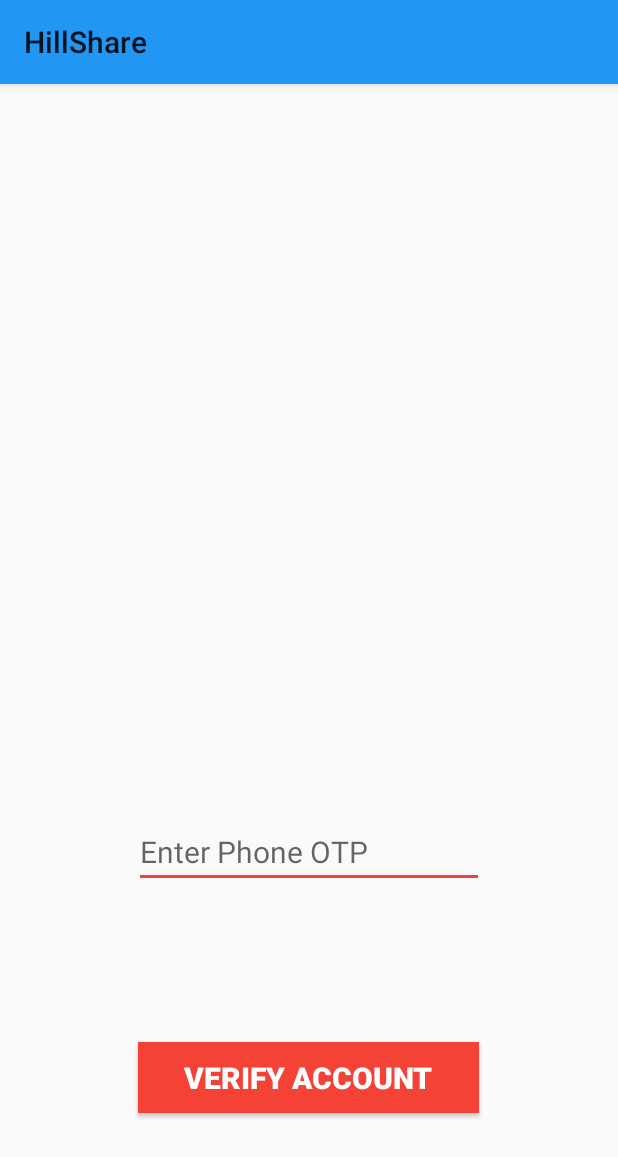
After one commit to D-Hallock223/RiderApp, an Android app: the OTPActivity screen opened directly, with no data from a screen before it, on a phone screen of 412 x 824 dp. The commit adds this screen. Shown: the top 1157 px of the screen. Run offline under Robolectric (Android 15) with nearby library versions, the phone set to English and light mode, and no system bars; our stand-ins replace Firebase (no records; nobody signed in at launch, a user with empty details on screens opened directly).

Commit message:
Mobile Number OTP Functionality Added

```diff
--- a/app/src/main/java/com/example/xhaxs/rider/Activity/LoginActivity.java
+++ b/app/src/main/java/com/example/xhaxs/rider/Activity/LoginActivity.java
@@ -79,7 +79,7 @@ public class LoginActivity extends AppCompatActivity {
 
                             if (task.isSuccessful()) {
 
-                                Intent sendtomain = new Intent(LoginActivity.this, SearchRideActivity.class);
+                                Intent sendtomain = new Intent(LoginActivity.this, ProfileDetailsActivity.class);
                                 startActivity(sendtomain);
                                 finish();
                             } else {
@@ -161,7 +161,7 @@ public class LoginActivity extends AppCompatActivity {
                             // Log.d(TAG, "signInWithCredential:success");
                             // FirebaseUser user = mAuth.getCurrentUser();
                             //updateUI(user);
-                            Intent sendtomain = new Intent(LoginActivity.this, SearchRideActivity.class);
+                            Intent sendtomain = new Intent(LoginActivity.this, ProfileDetailsActivity.class);
                             startActivity(sendtomain);
                             loginprogressbar.setVisibility(View.INVISIBLE);
                             finish();
--- a/app/src/main/java/com/example/xhaxs/rider/Activity/MainActivity.java
+++ b/app/src/main/java/com/example/xhaxs/rider/Activity/MainActivity.java
@@ -16,7 +16,6 @@ public class MainActivity extends AppCompatActivity {
 
     private Toolbar maintoolbar;
     private FirebaseAuth mAuth;
-
     @Override
     protected void onCreate(Bundle savedInstanceState) {
         super.onCreate(savedInstanceState);
--- /dev/null
+++ b/app/src/main/java/com/example/xhaxs/rider/Activity/OTPActivity.java
@@ -0,0 +1,143 @@
+package com.example.xhaxs.rider.Activity;
+
+import android.content.Intent;
+import android.support.annotation.NonNull;
+import android.support.v7.app.AppCompatActivity;
+import android.os.Bundle;
+import android.util.Log;
+import android.view.View;
+import android.widget.EditText;
+import android.widget.ProgressBar;
+import android.widget.Toast;
+
+import com.example.xhaxs.rider.R;
+import com.google.android.gms.tasks.OnCompleteListener;
+import com.google.android.gms.tasks.Task;
+import com.google.android.gms.tasks.TaskExecutors;
+import com.google.firebase.FirebaseException;
+import com.google.firebase.FirebaseTooManyRequestsException;
+import com.google.firebase.auth.AuthResult;
+import com.google.firebase.auth.FirebaseAuth;
+import com.google.firebase.auth.FirebaseAuthInvalidCredentialsException;
+import com.google.firebase.auth.FirebaseUser;
+import com.google.firebase.auth.PhoneAuthCredential;
+import com.google.firebase.auth.PhoneAuthProvider;
+
+import java.util.concurrent.TimeUnit;
+
+public class OTPActivity extends AppCompatActivity {
+    private static final String TAG = "Phone Authentication ";
+    private String verificationid;
+    private FirebaseAuth mAuth;
+    private ProgressBar verifyProgressBar;
+    private EditText editText;
+
+    @Override
+    protected void onCreate(Bundle savedInstanceState) {
+        super.onCreate(savedInstanceState);
+        setContentView(R.layout.activity_otp);
+        mAuth = FirebaseAuth.getInstance();
+        verifyProgressBar = findViewById(R.id.verifyProgressBar);
+        editText = findViewById(R.id.editTextCode);
+
+        String phonenumber = getIntent().getStringExtra("phonenumber");
+        sendVerificationCode(phonenumber);
+
+        findViewById(R.id.buttonVerify).setOnClickListener(new View.OnClickListener() {
+            @Override
+            public void onClick(View v) {
+
+                String code = editText.getText().toString().trim();
+
+                if ((code.isEmpty() || code.length() < 6)){
+
+                    editText.setError("Enter valid code...");
+                    editText.requestFocus();
+                    return;
+                }
+                verifyCode(code);
+            }
+        });
+    }
+    private void verifyCode(String code){
+        PhoneAuthCredential credential = PhoneAuthProvider.getCredential(verificationid, code);
+        signInWithCredential(credential);
+    }
+
+    private void signInWithCredential(PhoneAuthCredential credential) {
+        mAuth.signInWithCredential(credential)
+                .addOnCompleteListener(new OnCompleteListener<AuthResult>() {
+                    @Override
+                    public void onComplete(@NonNull Task<AuthResult> task) {
+                        if (task.isSuccessful()) {
+                            verifyProgressBar.setVisibility(View.INVISIBLE);
+                            Intent intent = new Intent(OTPActivity.this, SearchRideActivity.class);
+                            intent.setFlags(Intent.FLAG_ACTIVITY_NEW_TASK | Intent.FLAG_ACTIVITY_CLEAR_TASK);
+                            startActivity(intent);
+                        } else {
+                            if (task.getException() instanceof FirebaseAuthInvalidCredentialsException) {
+                                Toast.makeText(OTPActivity.this, "Verification Code Invalid",
+                                        Toast.LENGTH_LONG).show();
+                            }else {
+                                Toast.makeText(OTPActivity.this, task.getException().getMessage(),
+                                        Toast.LENGTH_LONG).show();
+                            }
+                        }
+                    }
+                });
+    }
+
+    private void sendVerificationCode(String number){
+
+        PhoneAuthProvider.getInstance().verifyPhoneNumber(
+                number,
+                120,
+                TimeUnit.SECONDS,
+                this,
+                mCallBack
+        );
+    }
+
+    private PhoneAuthProvider.OnVerificationStateChangedCallbacks
+            mCallBack = new PhoneAuthProvider.OnVerificationStateChangedCallbacks() {
+
+        @Override
+        public void onCodeSent(String verificationId, PhoneAuthProvider.ForceResendingToken forceResendingToken)
+        {
+            super.onCodeSent(verificationId, forceResendingToken);
+            verificationid = verificationId;
+            Log.d(TAG, "onCodeSent:" + verificationId);
+        }
+
+        @Override
+        public void onVerificationCompleted(PhoneAuthCredential phoneAuthCredential) {
+
+            String code = phoneAuthCredential.getSmsCode();
+            if (code != null){
+                verifyProgressBar.setVisibility(View.VISIBLE);
+                verifyCode(code);
+            }
+            Log.d(TAG, "onVerificationCompleted:" + phoneAuthCredential);
+        }
+
+        @Override
+        public void onVerificationFailed(FirebaseException e) {
+            Log.w(TAG, "onVerificationFailed", e);
+
+            if (e instanceof FirebaseAuthInvalidCredentialsException) {
+                // Invalid request
+                // ...
+                Toast.makeText(OTPActivity.this, "Invalid Request",Toast.LENGTH_SHORT).show();
+            } else if (e instanceof FirebaseTooManyRequestsException) {
+                // The SMS quota for the project has been exceeded
+                // ...
+                Toast.makeText(OTPActivity.this, "OTP Limit Exceeded",Toast.LENGTH_SHORT).show();
+            } else {
+                Toast.makeText(OTPActivity.this, e.getMessage(), Toast.LENGTH_LONG).show();
+            }
+            Intent intent = new Intent(OTPActivity.this, ProfileDetailsActivity.class);
+            intent.setFlags(Intent.FLAG_ACTIVITY_NEW_TASK | Intent.FLAG_ACTIVITY_CLEAR_TASK);
+            startActivity(intent);
+        }
+    };
+}
--- a/app/src/main/java/com/example/xhaxs/rider/Activity/RegisterActivity.java
+++ b/app/src/main/java/com/example/xhaxs/rider/Activity/RegisterActivity.java
@@ -43,7 +43,7 @@ public class RegisterActivity extends AppCompatActivity {
         regloginbutton = findViewById(R.id.regloginbutton);
         regpassword2 = findViewById(R.id.regpassword2);
         mAuth = FirebaseAuth.getInstance();
-
+        mAuth.setLanguageCode("fr");
         regloginbutton.setOnClickListener(new View.OnClickListener() {
             @Override
             public void onClick(View view) {
--- /dev/null
+++ b/app/src/main/res/layout/activity_otp.xml
@@ -0,0 +1,43 @@
+<?xml version="1.0" encoding="utf-8"?>
+<RelativeLayout xmlns:android="http://schemas.android.com/apk/res/android"
+    xmlns:app="http://schemas.android.com/apk/res-auto"
+    xmlns:tools="http://schemas.android.com/tools"
+    android:layout_width="match_parent"
+    android:layout_height="match_parent"
+    tools:context=".Activity.OTPActivity">
+
+    <EditText
+        android:id="@+id/editTextCode"
+        android:layout_width="wrap_content"
+        android:layout_height="wrap_content"
+        android:layout_alignParentBottom="true"
+        android:layout_centerHorizontal="true"
+        android:layout_marginBottom="232dp"
+        android:ems="10"
+        android:hint="Enter Phone OTP"
+        android:maxLength="6"
+        android:textSize="20sp"
+        android:inputType="textMultiLine"/>
+    <Button
+        android:id="@+id/buttonVerify"
+        android:layout_width="227dp"
+        android:layout_height="47dp"
+        android:layout_alignParentBottom="true"
+        android:layout_centerHorizontal="true"
+        android:layout_marginBottom="82dp"
+        android:background="@color/colorAccent"
+        android:text="Verify Account"
+        android:textColor="@color/white"
+        android:textSize="20sp"
+        android:textStyle="bold"/>
+    <ProgressBar
+        android:id="@+id/verifyProgressBar"
+        style="?android:attr/progressBarStyle"
+        android:layout_width="55dp"
+        android:layout_height="55dp"
+        android:layout_below="@+id/editTextCode"
+        android:layout_centerHorizontal="true"
+        android:layout_marginTop="214dp"
+        android:visibility="gone"/>
+
+</RelativeLayout>
--- a/app/src/main/res/layout/activity_profile_details.xml
+++ b/app/src/main/res/layout/activity_profile_details.xml
@@ -40,7 +40,6 @@
                 android:layout_marginHorizontal="24dp"
                 android:orientation="horizontal">
 
-
                 <TextView
                     android:id="@+id/et_sumit_profile_country_code"
                     android:layout_width="wrap_content"
```
Also changed, not shown: app/build.gradle (+5 -3 lines), app/src/main/AndroidManifest.xml (+15 -10 lines), app/src/main/java/com/example/xhaxs/rider/Activity/ProfileDetailsActivity.java (+48 -15 lines).
